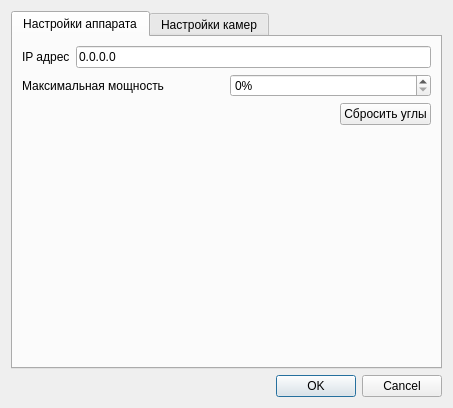
SevR0V/Chersonesos, file settingsdialog.ui: the form before one commit.
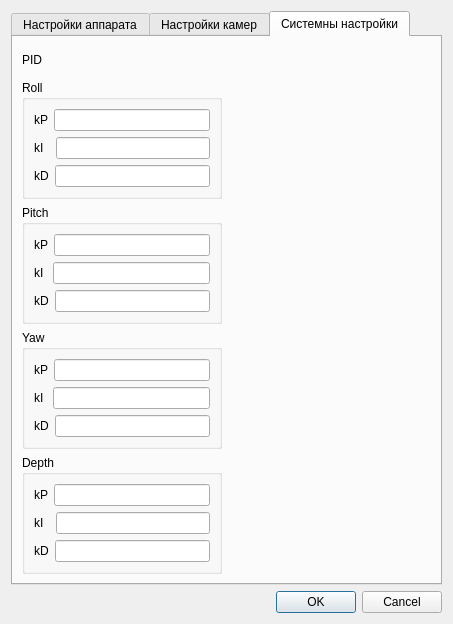
The form after the commit. The open tabs and pages were chosen to show the change.

```diff
--- a/settingsdialog.ui
+++ b/settingsdialog.ui
@@ -7,19 +7,25 @@
     <x>0</x>
     <y>0</y>
     <width>453</width>
-    <height>408</height>
+    <height>624</height>
    </rect>
   </property>
   <property name="windowTitle">
    <string>Dialog</string>
   </property>
-  <layout class="QVBoxLayout" name="verticalLayout">
+  <layout class="QVBoxLayout" name="verticalLayout_6">
    <item>
     <widget class="QTabWidget" name="tabWidget">
+     <property name="enabled">
+      <bool>true</bool>
+     </property>
      <property name="currentIndex">
       <number>1</number>
      </property>
      <widget class="QWidget" name="tab">
+      <property name="enabled">
+       <bool>true</bool>
+      </property>
       <attribute name="title">
        <string>Настройки аппарата</string>
       </attribute>
@@ -104,7 +110,7 @@
          <property name="sizeHint" stdset="0">
           <size>
            <width>20</width>
-           <height>175</height>
+           <height>40</height>
           </size>
          </property>
         </spacer>
@@ -207,6 +213,273 @@
        </item>
       </layout>
      </widget>
+     <widget class="QWidget" name="tab_3">
+      <property name="enabled">
+       <bool>true</bool>
+      </property>
+      <property name="sizePolicy">
+       <sizepolicy hsizetype="Preferred" vsizetype="Preferred">
+        <horstretch>0</horstretch>
+        <verstretch>0</verstretch>
+       </sizepolicy>
+      </property>
+      <attribute name="title">
+       <string>Системны настройки</string>
+      </attribute>
+      <layout class="QVBoxLayout" name="verticalLayout_8">
+       <item>
+        <widget class="QLabel" name="label_13">
+         <property name="text">
+          <string>PID</string>
+         </property>
+        </widget>
+       </item>
+       <item>
+        <layout class="QVBoxLayout" name="verticalLayout_11">
+         <item>
+          <widget class="QGroupBox" name="groupBox_2">
+           <property name="maximumSize">
+            <size>
+             <width>200</width>
+             <height>16777215</height>
+            </size>
+           </property>
+           <property name="title">
+            <string>Roll</string>
+           </property>
+           <layout class="QVBoxLayout" name="verticalLayout_4">
+            <item>
+             <layout class="QHBoxLayout" name="horizontalLayout_12">
+              <item>
+               <widget class="QLabel" name="label_16">
+                <property name="text">
+                 <string>kP</string>
+                </property>
+               </widget>
+              </item>
+              <item>
+               <widget class="QLineEdit" name="lineEdiRollkP"/>
+              </item>
+             </layout>
+            </item>
+            <item>
+             <layout class="QHBoxLayout" name="horizontalLayout_13">
+              <item>
+               <widget class="QLabel" name="label_17">
+                <property name="text">
+                 <string>kI  </string>
+                </property>
+               </widget>
+              </item>
+              <item>
+               <widget class="QLineEdit" name="lineEdiRollkI"/>
+              </item>
+             </layout>
+            </item>
+            <item>
+             <layout class="QHBoxLayout" name="horizontalLayout_14">
+              <item>
+               <widget class="QLabel" name="label_18">
+                <property name="text">
+                 <string>kD</string>
+                </property>
+               </widget>
+              </item>
+              <item>
+               <widget class="QLineEdit" name="lineEdiRollkD"/>
+              </item>
+             </layout>
+            </item>
+           </layout>
+          </widget>
+         </item>
+        </layout>
+       </item>
+       <item>
+        <layout class="QVBoxLayout" name="verticalLayout_12">
+         <item>
+          <widget class="QGroupBox" name="groupBox_3">
+           <property name="maximumSize">
+            <size>
+             <width>200</width>
+             <height>16777215</height>
+            </size>
+           </property>
+           <property name="title">
+            <string>Pitch</string>
+           </property>
+           <layout class="QVBoxLayout" name="verticalLayout_5">
+            <item>
+             <layout class="QHBoxLayout" name="horizontalLayout_15">
+              <item>
+               <widget class="QLabel" name="label_19">
+                <property name="text">
+                 <string>kP</string>
+                </property>
+               </widget>
+              </item>
+              <item>
+               <widget class="QLineEdit" name="lineEdiPitchkP"/>
+              </item>
+             </layout>
+            </item>
+            <item>
+             <layout class="QHBoxLayout" name="horizontalLayout_16">
+              <item>
+               <widget class="QLabel" name="label_20">
+                <property name="text">
+                 <string>kI </string>
+                </property>
+               </widget>
+              </item>
+              <item>
+               <widget class="QLineEdit" name="lineEdiPitchkI"/>
+              </item>
+             </layout>
+            </item>
+            <item>
+             <layout class="QHBoxLayout" name="horizontalLayout_17">
+              <item>
+               <widget class="QLabel" name="label_21">
+                <property name="text">
+                 <string>kD</string>
+                </property>
+               </widget>
+              </item>
+              <item>
+               <widget class="QLineEdit" name="lineEdiPitchkD"/>
+              </item>
+             </layout>
+            </item>
+           </layout>
+          </widget>
+         </item>
+        </layout>
+       </item>
+       <item>
+        <layout class="QVBoxLayout" name="verticalLayout_10">
+         <item>
+          <widget class="QGroupBox" name="groupBox">
+           <property name="maximumSize">
+            <size>
+             <width>200</width>
+             <height>16777215</height>
+            </size>
+           </property>
+           <property name="title">
+            <string>Yaw</string>
+           </property>
+           <layout class="QVBoxLayout" name="verticalLayout">
+            <item>
+             <layout class="QHBoxLayout" name="horizontalLayout_9">
+              <item>
+               <widget class="QLabel" name="label_12">
+                <property name="text">
+                 <string>kP</string>
+                </property>
+               </widget>
+              </item>
+              <item>
+               <widget class="QLineEdit" name="lineEdiYawkP"/>
+              </item>
+             </layout>
+            </item>
+            <item>
+             <layout class="QHBoxLayout" name="horizontalLayout_10">
+              <item>
+               <widget class="QLabel" name="label_14">
+                <property name="text">
+                 <string>kI </string>
+                </property>
+               </widget>
+              </item>
+              <item>
+               <widget class="QLineEdit" name="lineEdiYawkI"/>
+              </item>
+             </layout>
+            </item>
+            <item>
+             <layout class="QHBoxLayout" name="horizontalLayout_11">
+              <item>
+               <widget class="QLabel" name="label_15">
+                <property name="text">
+                 <string>kD</string>
+                </property>
+               </widget>
+              </item>
+              <item>
+               <widget class="QLineEdit" name="lineEdiYawkD"/>
+              </item>
+             </layout>
+            </item>
+           </layout>
+          </widget>
+         </item>
+        </layout>
+       </item>
+       <item>
+        <layout class="QVBoxLayout" name="verticalLayout_9">
+         <item>
+          <widget class="QGroupBox" name="groupBox_4">
+           <property name="maximumSize">
+            <size>
+             <width>200</width>
+             <height>16777215</height>
+            </size>
+           </property>
+           <property name="title">
+            <string>Depth</string>
+           </property>
+           <layout class="QVBoxLayout" name="verticalLayout_7">
+            <item>
+             <layout class="QHBoxLayout" name="horizontalLayout_18">
+              <item>
+               <widget class="QLabel" name="label_22">
+                <property name="text">
+                 <string>kP</string>
+                </property>
+               </widget>
+              </item>
+              <item>
+               <widget class="QLineEdit" name="lineEdiDepthkP"/>
+              </item>
+             </layout>
+            </item>
+            <item>
+             <layout class="QHBoxLayout" name="horizontalLayout_19">
+              <item>
+               <widget class="QLabel" name="label_23">
+                <property name="text">
+                 <string>kI  </string>
+                </property>
+               </widget>
+              </item>
+              <item>
+               <widget class="QLineEdit" name="lineEdiDepthkI"/>
+              </item>
+             </layout>
+            </item>
+            <item>
+             <layout class="QHBoxLayout" name="horizontalLayout_20">
+              <item>
+               <widget class="QLabel" name="label_24">
+                <property name="text">
+                 <string>kD</string>
+                </property>
+               </widget>
+              </item>
+              <item>
+               <widget class="QLineEdit" name="lineEdiDepthkD"/>
+              </item>
+             </layout>
+            </item>
+           </layout>
+          </widget>
+         </item>
+        </layout>
+       </item>
+      </layout>
+     </widget>
     </widget>
    </item>
    <item>
```
Left out of the diff: 84 changed lines with no effect on the pictures.
